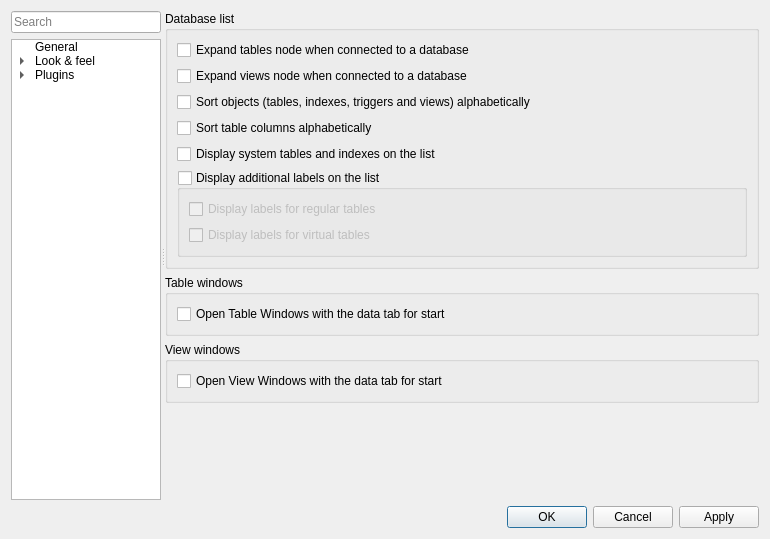
pawelsalawa/sqlitestudio, file SQLiteStudio3/SQLiteStudio/dialogs/configdialog.ui: the form before one commit.
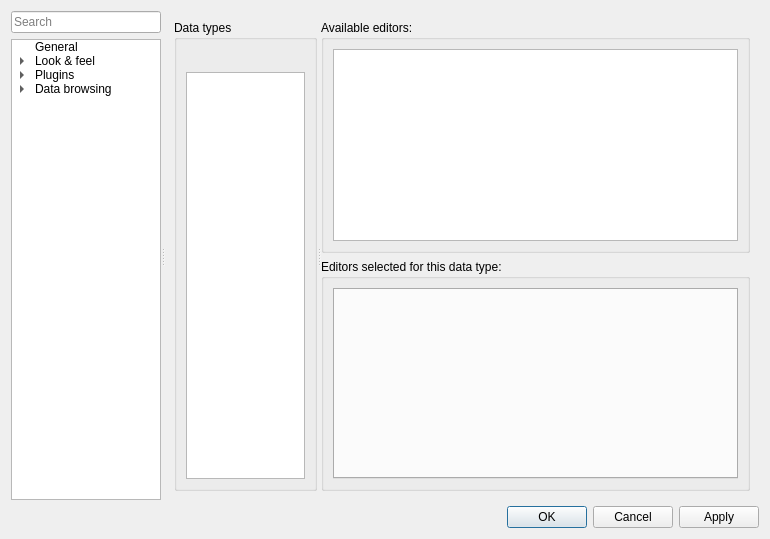
The form after the commit. Custom widgets are drawn as their Qt base class.

Commit message: MultiEditor is now configurable and plugin-driven.

Patch:
```diff
--- a/SQLiteStudio3/SQLiteStudio/dialogs/configdialog.ui
+++ b/SQLiteStudio3/SQLiteStudio/dialogs/configdialog.ui
@@ -155,6 +155,22 @@
               </property>
              </item>
             </item>
+            <item>
+             <property name="text">
+              <string>Data browsing</string>
+             </property>
+             <property name="statusTip">
+              <string>dataBrowsingPage</string>
+             </property>
+             <item>
+              <property name="text">
+               <string>Data editors</string>
+              </property>
+              <property name="statusTip">
+               <string>dataEditorsPage</string>
+              </property>
+             </item>
+            </item>
            </widget>
           </item>
          </layout>
@@ -169,6 +185,146 @@
          <property name="currentIndex">
           <number>1</number>
          </property>
+         <widget class="QWidget" name="dataBrowsingPage">
+          <layout class="QVBoxLayout" name="verticalLayout_21">
+           <item>
+            <widget class="QGroupBox" name="dataBrowsingGroup">
+             <property name="title">
+              <string>Data browsing and editing</string>
+             </property>
+             <layout class="QGridLayout" name="gridLayout_2">
+              <item row="0" column="0">
+               <widget class="QLabel" name="rowsPerPageLabel">
+                <property name="text">
+                 <string>Number of data rows per page:</string>
+                </property>
+               </widget>
+              </item>
+              <item row="0" column="1">
+               <widget class="QSpinBox" name="rowsPerPageSpin">
+                <property name="maximumSize">
+                 <size>
+                  <width>150</width>
+                  <height>16777215</height>
+                 </size>
+                </property>
+                <property name="statusTip">
+                 <string>General.NumberOfRowsPerPage</string>
+                </property>
+                <property name="minimum">
+                 <number>1</number>
+                </property>
+                <property name="maximum">
+                 <number>99999</number>
+                </property>
+               </widget>
+              </item>
+             </layout>
+            </widget>
+           </item>
+           <item>
+            <spacer name="verticalSpacer_6">
+             <property name="orientation">
+              <enum>Qt::Vertical</enum>
+             </property>
+             <property name="sizeHint" stdset="0">
+              <size>
+               <width>20</width>
+               <height>40</height>
+              </size>
+             </property>
+            </spacer>
+           </item>
+          </layout>
+         </widget>
+         <widget class="QWidget" name="dataEditorsPage">
+          <layout class="QVBoxLayout" name="verticalLayout_24">
+           <item>
+            <widget class="QSplitter" name="splitter_2">
+             <property name="orientation">
+              <enum>Qt::Horizontal</enum>
+             </property>
+             <widget class="QGroupBox" name="dataEditorsTypesGroup">
+              <property name="sizePolicy">
+               <sizepolicy hsizetype="Preferred" vsizetype="Preferred">
+                <horstretch>1</horstretch>
+                <verstretch>0</verstretch>
+               </sizepolicy>
+              </property>
+              <property name="title">
+               <string>Data types</string>
+              </property>
+              <layout class="QVBoxLayout" name="verticalLayout_22">
+               <item>
+                <widget class="QToolBar" name="dataEditorsTypesToolbar"/>
+               </item>
+               <item>
+                <widget class="QListWidget" name="dataEditorsTypesList">
+                 <property name="statusTip">
+                  <string>General.DataEditorsOrder</string>
+                 </property>
+                </widget>
+               </item>
+              </layout>
+             </widget>
+             <widget class="QWidget" name="dataEditorsRightWidget" native="true">
+              <property name="sizePolicy">
+               <sizepolicy hsizetype="Preferred" vsizetype="Preferred">
+                <horstretch>3</horstretch>
+                <verstretch>0</verstretch>
+               </sizepolicy>
+              </property>
+              <layout class="QVBoxLayout" name="verticalLayout_23">
+               <property name="leftMargin">
+                <number>0</number>
+               </property>
+               <property name="topMargin">
+                <number>0</number>
+               </property>
+               <property name="rightMargin">
+                <number>0</number>
+               </property>
+               <property name="bottomMargin">
+                <number>0</number>
+               </property>
+               <item>
+                <widget class="QGroupBox" name="dataEditorsAvailableGroup">
+                 <property name="title">
+                  <string>Available editors:</string>
+                 </property>
+                 <layout class="QVBoxLayout" name="verticalLayout_26">
+                  <item>
+                   <widget class="QListWidget" name="dataEditorsAvailableList">
+                    <property name="sortingEnabled">
+                     <bool>true</bool>
+                    </property>
+                   </widget>
+                  </item>
+                 </layout>
+                </widget>
+               </item>
+               <item>
+                <widget class="QGroupBox" name="dataEditorsSelectedGroup">
+                 <property name="title">
+                  <string>Editors selected for this data type:</string>
+                 </property>
+                 <layout class="QVBoxLayout" name="verticalLayout_27">
+                  <item>
+                   <widget class="QTabWidget" name="dataEditorsSelectedTabs">
+                    <property name="movable">
+                     <bool>true</bool>
+                    </property>
+                   </widget>
+                  </item>
+                 </layout>
+                </widget>
+               </item>
+              </layout>
+             </widget>
+            </widget>
+           </item>
+          </layout>
+         </widget>
          <widget class="QWidget" name="generalPage">
           <layout class="QVBoxLayout" name="verticalLayout_3">
            <property name="leftMargin">
```
Left out of the diff: 47 changed lines with no effect on the pictures. The commit also changes 33 other files.
